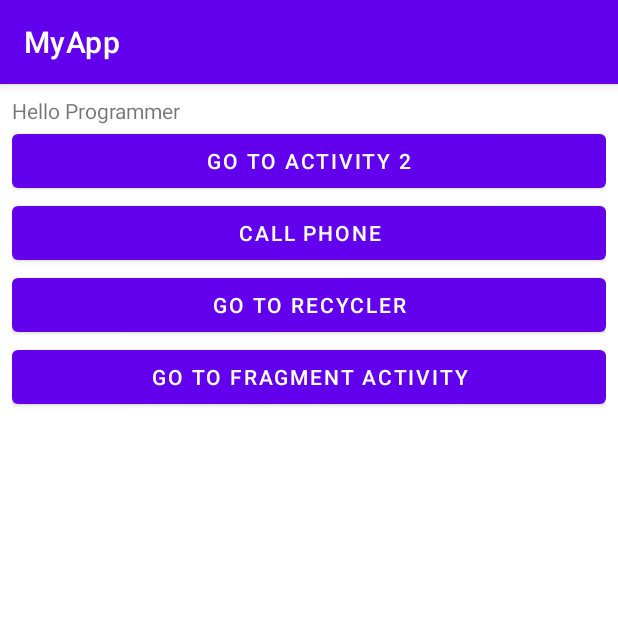
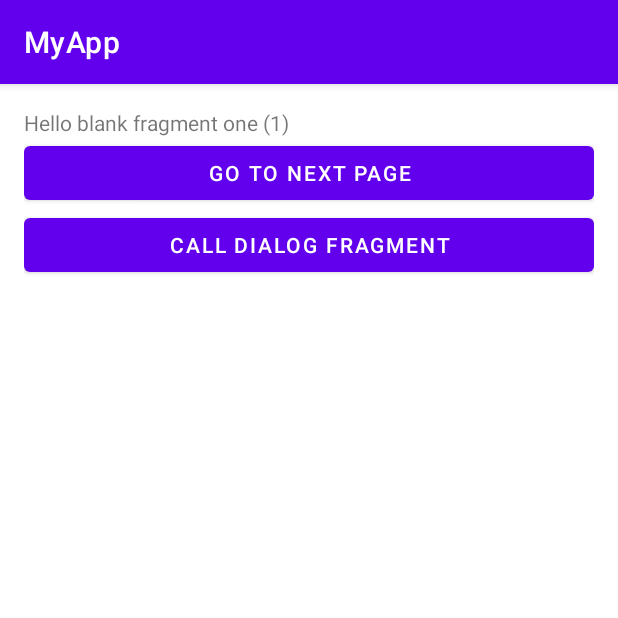
Before and after one commit to sabithuraira/tutorial_android, an Android app: the screen it shows after launch (MainActivity before the commit, NavActivity after it), on a phone screen of 412 x 824 dp, the top half of it. Run offline under Robolectric (Android 15) with nearby library versions, the phone set to English and light mode, and no system bars.

Commit message:
navigation graph

```diff
--- a/app/build.gradle
+++ b/app/build.gradle
@@ -2,6 +2,7 @@ plugins {
     id 'com.android.application'
     id 'org.jetbrains.kotlin.android'
     id 'kotlin-parcelize'
+    id 'androidx.navigation.safeargs'
 }
 
 android {
@@ -43,6 +44,10 @@ dependencies {
     implementation 'androidx.appcompat:appcompat:1.6.1'
     implementation 'com.google.android.material:material:1.8.0'
     implementation 'androidx.constraintlayout:constraintlayout:2.1.4'
+
+    implementation 'androidx.navigation:navigation-fragment-ktx:2.5.3'
+    implementation 'androidx.navigation:navigation-common-ktx:2.5.3'
+
     testImplementation 'junit:junit:4.13.2'
     androidTestImplementation 'androidx.test.ext:junit:1.1.5'
     androidTestImplementation 'androidx.test.espresso:espresso-core:3.5.1'
--- /dev/null
+++ b/app/src/main/java/com/dev/myapp/NavActivity.kt
@@ -0,0 +1,11 @@
+package com.dev.myapp
+
+import androidx.appcompat.app.AppCompatActivity
+import android.os.Bundle
+
+class NavActivity : AppCompatActivity() {
+    override fun onCreate(savedInstanceState: Bundle?) {
+        super.onCreate(savedInstanceState)
+        setContentView(R.layout.activity_nav)
+    }
+}
--- /dev/null
+++ b/app/src/main/res/layout/activity_nav.xml
@@ -0,0 +1,20 @@
+<?xml version="1.0" encoding="utf-8"?>
+<androidx.constraintlayout.widget.ConstraintLayout xmlns:android="http://schemas.android.com/apk/res/android"
+    xmlns:app="http://schemas.android.com/apk/res-auto"
+    xmlns:tools="http://schemas.android.com/tools"
+    android:layout_width="match_parent"
+    android:layout_height="match_parent"
+    tools:context=".NavActivity">
+    <fragment
+        android:id="@+id/nav_host_fragment"
+        android:name="androidx.navigation.fragment.NavHostFragment"
+        android:layout_width="match_parent"
+        android:layout_height="match_parent"
+        app:layout_constraintBottom_toBottomOf="parent"
+        app:layout_constraintEnd_toEndOf="parent"
+        app:layout_constraintStart_toStartOf="parent"
+        app:layout_constraintTop_toTopOf="parent"
+        app:defaultNavHost="true"
+        app:navGraph="@navigation/my_nav"
+        android:padding="4dp" />
+</androidx.constraintlayout.widget.ConstraintLayout>
--- /dev/null
+++ b/app/src/main/res/navigation/my_nav.xml
@@ -0,0 +1,29 @@
+<?xml version="1.0" encoding="utf-8"?>
+<navigation xmlns:android="http://schemas.android.com/apk/res/android"
+    xmlns:app="http://schemas.android.com/apk/res-auto"
+    xmlns:tools="http://schemas.android.com/tools"
+    android:id="@+id/my_nav"
+    app:startDestination="@id/blank1Fragment">
+
+    <fragment
+        android:id="@+id/blank1Fragment"
+        android:name="com.dev.myapp.Blank1Fragment"
+        android:label="fragment_blank1"
+        tools:layout="@layout/fragment_blank1" >
+        <action
+            android:id="@+id/action_blank1Fragment_to_blank2Fragment"
+            app:destination="@id/blank2Fragment" />
+    </fragment>
+    <fragment
+        android:id="@+id/blank2Fragment"
+        android:name="com.dev.myapp.Blank2Fragment"
+        android:label="fragment_blank2"
+        tools:layout="@layout/fragment_blank2" >
+        <action
+            android:id="@+id/action_blank2Fragment_to_blank1Fragment"
+            app:destination="@id/blank1Fragment" />
+        <argument
+            android:name="my_student"
+            app:argType="com.dev.myapp.Student" />
+    </fragment>
+</navigation>
--- /dev/null
+++ b/app/src/main/res/values/dimens.xml
@@ -0,0 +1,5 @@
+<resources>
+    <!-- Default screen margins, per the Android Design guidelines. -->
+    <dimen name="activity_horizontal_margin">16dp</dimen>
+    <dimen name="activity_vertical_margin">16dp</dimen>
+</resources>
```
Also changed, not shown: app/src/main/AndroidManifest.xml (+16 -7 lines), app/src/main/java/com/dev/myapp/Blank1Fragment.kt (+17 -12 lines), app/src/main/java/com/dev/myapp/Blank2Fragment.kt (+20 -12 lines), app/src/main/res/drawable/ic_dashboard_black_24dp.xml (added, +9 -0 lines), app/src/main/res/drawable/ic_home_black_24dp.xml (added, +9 -0 lines), app/src/main/res/drawable/ic_notifications_black_24dp.xml (added, +9 -0 lines), app/src/main/res/menu/bottom_nav_menu.xml (added, +31 -0 lines), app/src/main/res/values/strings.xml (+7 -0 lines).
